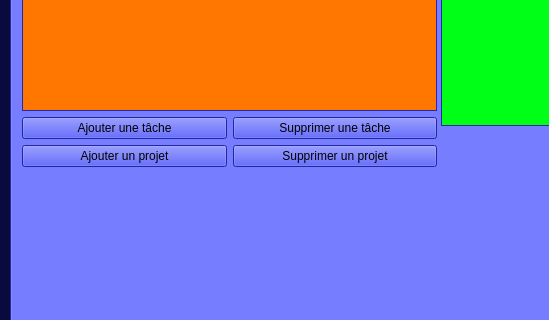
Before: the Qt Designer form src/mainwindow.ui in sowlosc/ProjectCalendar, drawn with Qt 5; both pictures show x 0 to 549 and y 280 to 600 of the 1281 by 700 pixel window.
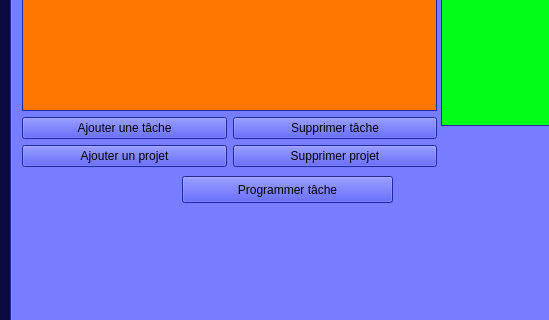
After: the same form once the commit is applied.

Patch:
```diff
--- a/src/mainwindow.ui
+++ b/src/mainwindow.ui
@@ -1559,7 +1559,7 @@
          <item>
           <widget class="QPushButton" name="Bouton_supprimer_tache">
            <property name="text">
-            <string>Supprimer une tâche</string>
+            <string>Supprimer tâche</string>
            </property>
           </widget>
          </item>
@@ -1580,7 +1580,7 @@
          <item>
           <widget class="QPushButton" name="Bouton_supprimer_projet">
            <property name="text">
-            <string>Supprimer un projet</string>
+            <string>Supprimer projet</string>
            </property>
           </widget>
          </item>
@@ -1699,6 +1699,19 @@
        <string>Supprimer contrainte</string>
       </property>
      </widget>
+     <widget class="QPushButton" name="Bouton_programmer_tache">
+      <property name="geometry">
+       <rect>
+        <x>170</x>
+        <y>420</y>
+        <width>211</width>
+        <height>27</height>
+       </rect>
+      </property>
+      <property name="text">
+       <string>Programmer tâche</string>
+      </property>
+     </widget>
     </widget>
    </widget>
   </widget>
```
